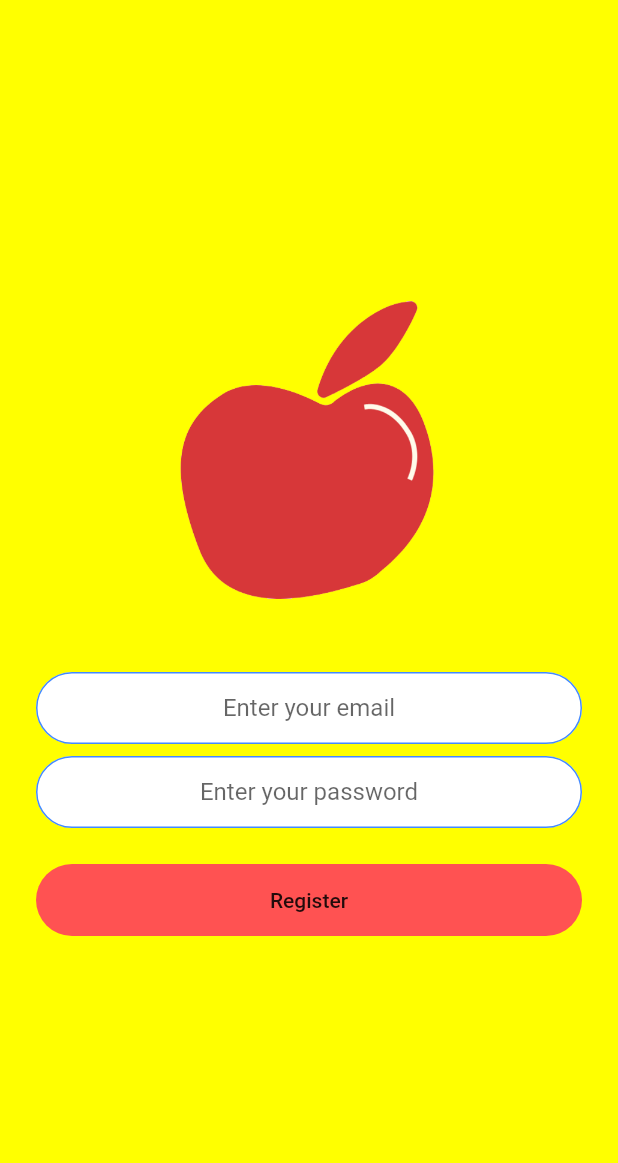
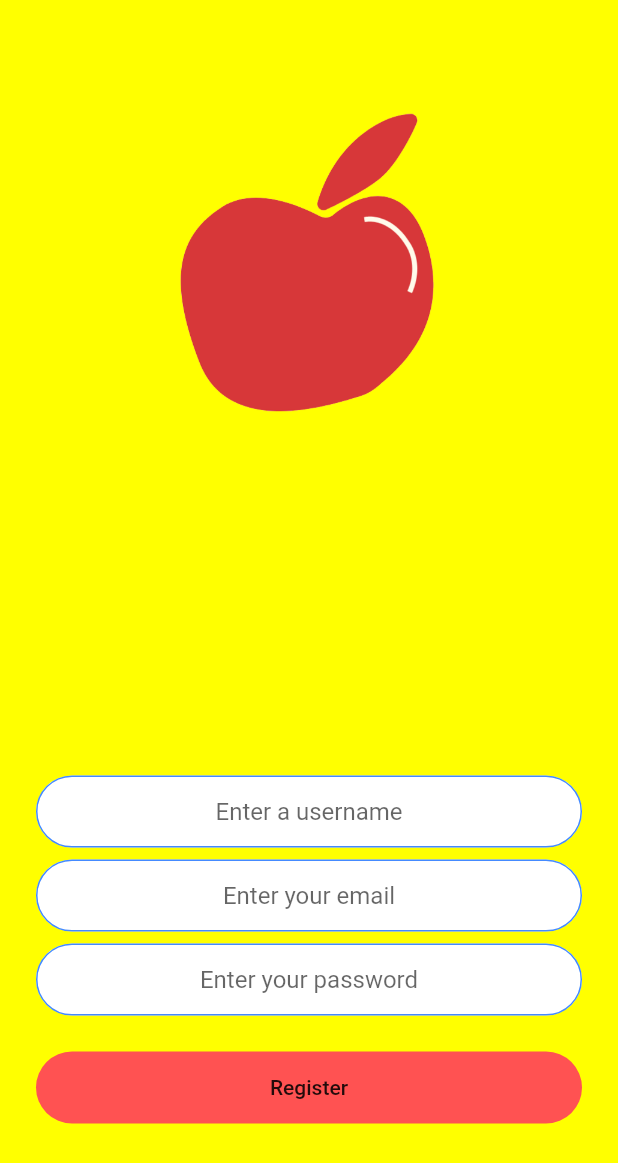
Before and after one commit to stefannovak/snapfake, a Flutter app: the RegistrationScreen screen opened by its route, after a tap on "Register", on a phone screen of 412 x 824 dp. Shown: the top 1163 px of the screen. Run offline on Flutter 3.47's test engine with Material 2 defaults, Android fonts, the phone set to English and light mode, and no system bars; our stand-ins replace bordered_text, camera, firebase_auth, firebase_core; accounts and stored records are empty.

Commit message:
Usernames have been added to Auth.
Todo:

Make the sign in experience proper.

```diff
--- /dev/null
+++ b/lib/blocs/registration/registration_event.dart
@@ -0,0 +1,3 @@
+abstract class RegistrationEvent {}
+
+class RegisterEvent implements RegistrationEvent {}
--- a/lib/main.dart
+++ b/lib/main.dart
@@ -6,6 +6,7 @@ import 'package:snapfake/screens/app/page_view.dart';
 import 'package:snapfake/screens/app/story_screen.dart';
 import 'package:snapfake/screens/home/home_screen.dart';
 import 'package:snapfake/screens/home/registration_screen.dart';
+import 'package:firebase_core/firebase_core.dart';
 
 //void main() {
 //  runApp(MyApp());
@@ -21,6 +22,8 @@ Future<void> main() async {
 
   // Get a specific camera from the list of available cameras.
   final firstCamera = cameras.first;
+
+  await Firebase.initializeApp();
 
   runApp(
     MaterialApp(
@@ -38,10 +41,6 @@ Future<void> main() async {
 }
 
 class MyApp extends StatelessWidget {
-//  final CameraDescription cameraDescription;
-//
-//  MyApp(this.cameraDescription);
-
   @override
   Widget build(BuildContext context) {
     return MaterialApp(
--- a/lib/screens/app/story_screen.dart
+++ b/lib/screens/app/story_screen.dart
@@ -2,6 +2,8 @@ import 'package:flutter/material.dart';
 
 class StoryScreen extends StatelessWidget {
   static String id = "story_screen";
+
+  ///NOT BEING USED ATM
 
   @override
   Widget build(BuildContext context) {
--- a/lib/screens/home/home_screen.dart
+++ b/lib/screens/home/home_screen.dart
@@ -2,7 +2,6 @@ import 'package:bordered_text/bordered_text.dart';
 import 'package:firebase_auth/firebase_auth.dart';
 import 'package:flutter/material.dart';
 import 'package:snapfake/screens/app/page_view.dart';
-import 'file:///E:/Projects/flutter/myapps/snapfake/lib/screens/app/camera_screen.dart';
 import 'package:snapfake/screens/home/registration_screen.dart';
 
 import '../../constants.dart';
--- a/lib/screens/home/registration_screen.dart
+++ b/lib/screens/home/registration_screen.dart
@@ -15,15 +15,16 @@ class _RegistrationScreenState extends State<RegistrationScreen> {
   final _auth = FirebaseAuth.instance;
   String email;
   String password;
+  String username;
 
   @override
   Widget build(BuildContext context) {
     return Scaffold(
       backgroundColor: Colors.yellowAccent,
       body: Padding(
-        padding: EdgeInsets.symmetric(horizontal: 24.0),
+        padding: EdgeInsets.symmetric(horizontal: 24.0, vertical: 75.0),
         child: Column(
-          mainAxisAlignment: MainAxisAlignment.center,
+          mainAxisAlignment: MainAxisAlignment.spaceBetween,
           crossAxisAlignment: CrossAxisAlignment.stretch,
           children: <Widget>[
             Flexible(
@@ -35,8 +36,23 @@ class _RegistrationScreenState extends State<RegistrationScreen> {
                 ),
               ),
             ),
+            Column(
+              crossAxisAlignment: CrossAxisAlignment.stretch,
+              children: <Widget>[
+                TextField(
+                  keyboardType: TextInputType.text,
+                  textAlign: TextAlign.center,
+                  onChanged: (value) {
+                    //Do something with the user input.
+                    setState(() {
+                      username = value;
+                    });
+                  },
+                  decoration: kTextFieldDecoration.copyWith(
+                      hintText: "Enter a username"),
+                ),
                 SizedBox(
-              height: 48.0,
+                  height: 8.0,
                 ),
                 TextField(
                   keyboardType: TextInputType.emailAddress,
@@ -45,8 +61,8 @@ class _RegistrationScreenState extends State<RegistrationScreen> {
                     //Do something with the user input.
                     email = value;
                   },
-              decoration:
-                  kTextFieldDecoration.copyWith(hintText: "Enter your email"),
+                  decoration: kTextFieldDecoration.copyWith(
+                      hintText: "Enter your email"),
                 ),
                 SizedBox(
                   height: 8.0,
@@ -70,9 +86,13 @@ class _RegistrationScreenState extends State<RegistrationScreen> {
                   ),
                   padding: EdgeInsets.symmetric(vertical: 16.0),
                   onPressed: () async {
+                    //TODO MAKE THIS A FUNCTION
                     try {
-                  final newUser = await _auth.createUserWithEmailAndPassword(
+                      final newUser =
+                          await _auth.createUserWithEmailAndPassword(
                               email: email, password: password);
+                      await newUser.user.updateProfile(displayName: username);
+                      await newUser.user.reload();
                       if (newUser != null) {
                         Navigator.pushNamed(context, HomeScreen.id);
                       }
@@ -85,6 +105,8 @@ class _RegistrationScreenState extends State<RegistrationScreen> {
                 ),
               ],
             ),
+          ],
+        ),
       ),
     );
   }
--- a/pubspec.yaml
+++ b/pubspec.yaml
@@ -16,9 +16,9 @@ dependencies:
   camera:
   path_provider:
   path:
-  firebase_core: ^0.4.5
-  firebase_auth: ^0.16.1
-  cloud_firestore: ^0.13.7
+  firebase_core: ^0.5.0
+  firebase_auth: ^0.18.0
+  cloud_firestore: ^0.14.0
 
 dev_dependencies:
   flutter_test:
```
Also changed, not shown: lib/blocs/registration/registration_bloc.dart (added, +43 -0 lines), pubspec.lock. Lines whose indentation alone changed are shown as unchanged.
